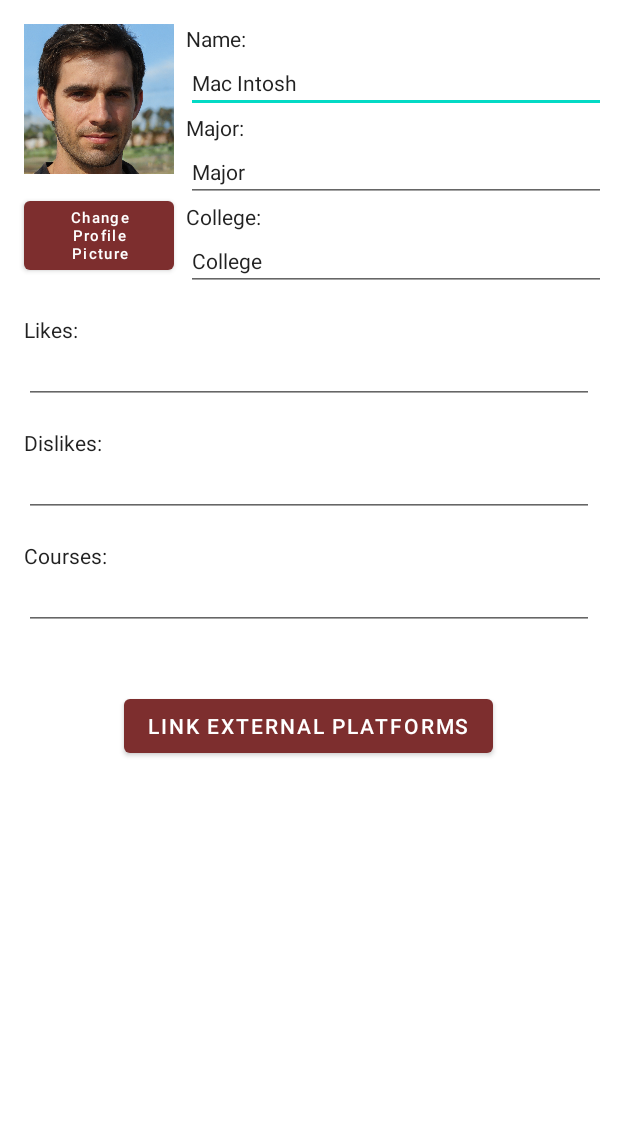
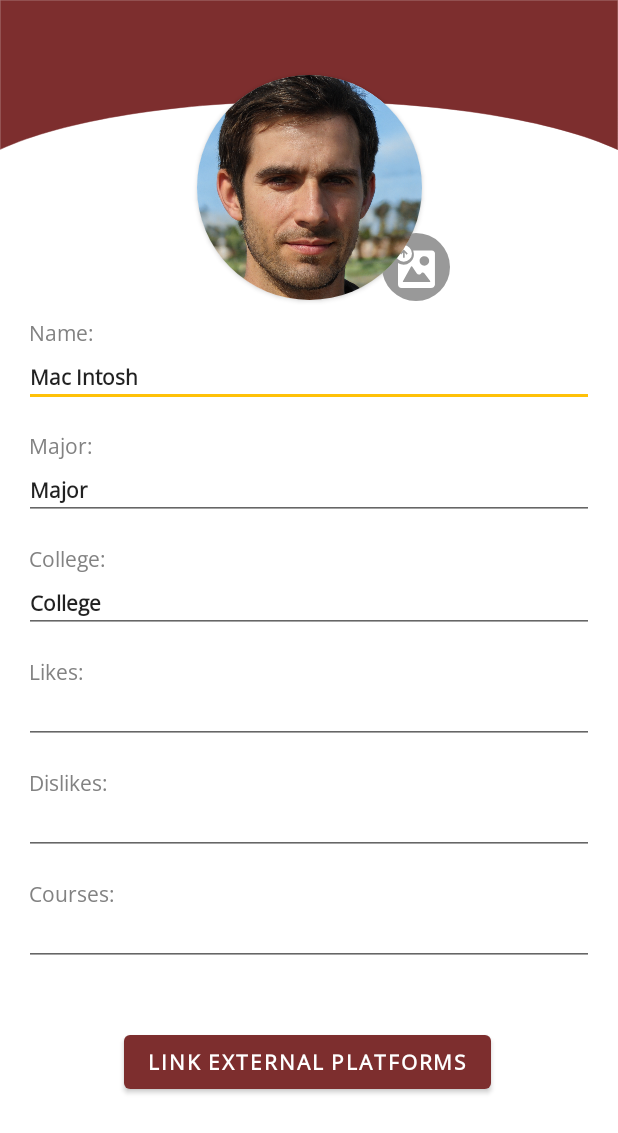
Before and after one commit to boswaldumn/csci5115-gopherbuddies, an Android app: the layout fragment_profile_settings.xml on its own in the app's theme, with its tools: preview values and no code run, on a phone screen of 412 x 824 dp. Shown: the top 1133 px of the screen. Run offline under Robolectric (Android 15) with nearby library versions, the phone set to English and light mode, and no system bars.

Commit message:
design changes to edit profile

```diff
--- /dev/null
+++ b/app/src/main/res/drawable/ic_img_upload.xml
@@ -0,0 +1,15 @@
+<vector xmlns:android="http://schemas.android.com/apk/res/android"
+    android:width="45dp"
+    android:height="45dp"
+    android:viewportWidth="177"
+    android:viewportHeight="177">
+  <path
+      android:pathData="M88.5,88.5m-88.5,0a88.5,88.5 0,1 1,177 0a88.5,88.5 0,1 1,-177 0"
+      android:fillColor="#999"/>
+  <path
+      android:pathData="M133.18,46.2a10.7,10.7 0,0 0,-3.91 -0.92c-15.74,-0.06 -31.47,0 -47.21,0 -0.3,0 -0.59,0 -1,0.09 3.95,11.91 1.9,22.47 -7.79,30.58s-20.37,8.2 -31.52,2.41c0,0.6 -0.08,1.12 -0.08,1.64q0,26.7 0,53.4c0,6.24 3.36,9.6 9.61,9.6h76.18c6.12,0 8.37,-1.6 10.34,-7.33L137.8,52C136.91,49.56 135.76,47.26 133.18,46.2ZM110.09,60.64A12.19,12.19 0,1 1,110.18 85c-7,0 -12.25,-5.42 -12.26,-12.68C97.91,66.09 103.55,60.68 110.09,60.64ZM125.49,126.82a2.3,2.3 0,0 1,-1.76 0.73l-8.48,0q-12.73,0 -25.46,0L56.44,127.55c-2.42,0 -2.81,-0.65 -1.63,-2.79Q64.88,106.52 75,88.26a1.1,1.1 0,0 0,0.15 -0.26c0.82,-2.19 2.74,-2 3.89,-0.2 3.62,5.73 7.45,11.33 11.21,17 2.86,4.3 7.42,4.73 11.1,1.07 0.71,-0.71 1.4,-1.45 2.15,-2.12 2,-1.73 4.35,-1.61 6,0.45q8,10.32 15.83,20.74A2.14,2.14 0,0 1,125.49 126.82Z"
+      android:fillColor="#fff"/>
+  <path
+      android:pathData="M78.08,53.46A21.43,21.43 0,1 0,56.65 74.88,21.42 21.42,0 0,0 78.08,53.46ZM54.44,51.12l-4.59,5.15 -3.23,-2.8 10,-10.69L67,53.45 64,56.5l-5,-5.52V64.14H54.84V51.31Z"
+      android:fillColor="#fff"/>
+</vector>
--- /dev/null
+++ b/app/src/main/res/drawable/ic_nav_find.xml
@@ -0,0 +1,12 @@
+<vector xmlns:android="http://schemas.android.com/apk/res/android"
+    android:width="28dp"
+    android:height="27dp"
+    android:viewportWidth="28"
+    android:viewportHeight="27">
+  <path
+      android:pathData="M27.1575,10.0487C27.0283,9.5744 26.7232,9.1774 26.2941,8.9351L18.1256,4.2641C17.6965,4.0218 17.2002,3.9548 16.7245,4.0837C16.2489,4.2126 15.8508,4.5168 15.6078,4.9447L14.517,6.8419V19.2618C14.517,20.5919 13.4313,21.6746 12.0974,21.6746H7.6874C7.7805,21.7571 7.8736,21.8344 7.9821,21.8963L16.1507,26.5673C16.5746,26.8096 17.0709,26.8766 17.5466,26.7477C18.0222,26.6188 18.4151,26.3146 18.6633,25.8867L26.9766,11.4407C27.2195,11.018 27.2816,10.523 27.1575,10.0487Z"
+      android:fillColor="#000000"/>
+  <path
+      android:pathData="M13.162,18.488V1.8354C13.162,0.8249 12.3348,0 11.3214,0H1.9018C0.8885,-0.0051 0.0613,0.8198 0.0613,1.8303V18.4828C0.0613,19.4985 0.8885,20.3182 1.9018,20.3182H11.3214C12.3348,20.3234 13.162,19.4985 13.162,18.488Z"
+      android:fillColor="#000000"/>
+</vector>
--- a/app/src/main/res/layout/fragment_myprofile.xml
+++ b/app/src/main/res/layout/fragment_myprofile.xml
@@ -169,11 +169,11 @@
 
             <Button
                 android:id="@+id/button_schedule"
-                android:layout_width="135dp"
+                android:layout_width="150dp"
                 android:layout_height="wrap_content"
                 android:layout_gravity="right"
                 android:layout_marginTop="12dp"
-                android:layout_marginEnd="48dp"
+                android:layout_marginEnd="30dp"
                 android:fontFamily="@font/open_sans"
                 android:text="Schedule"
                 android:textSize="16dp"
@@ -181,9 +181,9 @@
 
             <Button
                 android:id="@+id/buttonCourses"
-                android:layout_width="135dp"
+                android:layout_width="150dp"
                 android:layout_height="wrap_content"
-                android:layout_marginStart="48dp"
+                android:layout_marginStart="30dp"
                 android:layout_marginTop="12dp"
                 android:fontFamily="@font/open_sans"
                 android:text="Courses"
--- a/app/src/main/res/layout/fragment_profile_settings.xml
+++ b/app/src/main/res/layout/fragment_profile_settings.xml
@@ -10,132 +10,155 @@
     <androidx.constraintlayout.widget.ConstraintLayout
         android:id="@+id/constraintLayout"
         android:layout_width="match_parent"
-        android:layout_height="match_parent">
+        android:layout_height="wrap_content">
+
+        <Button
+            android:id="@+id/settingProfilePicButton"
+            android:layout_width="55dp"
+            android:layout_height="55dp"
+            android:layout_marginStart="150dp"
+            android:layout_marginTop="50dp"
+            android:background="#00FFFFFF"
+            android:elevation="10dp"
+            android:fontFamily="@font/open_sans"
+            android:textStyle="bold"
+            app:icon="@drawable/ic_img_upload"
+            app:iconGravity="textStart"
+            app:iconTintMode="multiply"
+            app:layout_constraintEnd_toEndOf="parent"
+            app:layout_constraintStart_toStartOf="parent"
+            app:layout_constraintTop_toBottomOf="@+id/divider8"
+            tools:iconPadding="0dp"
+            tools:ignore="SpeakableTextPresentCheck" />
+
+        <androidx.cardview.widget.CardView
+            android:layout_width="wrap_content"
+            android:layout_height="wrap_content"
+            android:layout_marginTop="50dp"
+            android:elevation="0dp"
+            app:cardCornerRadius="75dp"
+            app:layout_constraintEnd_toEndOf="parent"
+            app:layout_constraintStart_toStartOf="parent"
+            app:layout_constraintTop_toTopOf="parent">
 
             <ImageView
                 android:id="@+id/settingsProfilePic"
-        android:layout_width="100dp"
+                android:layout_width="150dp"
+                android:layout_height="150dp"
+                android:src="@drawable/my_profile_pic" />
+        </androidx.cardview.widget.CardView>
+
+        <View
+            android:id="@+id/divider8"
+            android:layout_width="match_parent"
             android:layout_height="100dp"
-        android:layout_marginStart="16dp"
-        android:layout_marginTop="16dp"
-        android:src="@drawable/my_profile_pic"
+            android:layout_marginTop="0dp"
+            android:background="@drawable/profilebg"
+            android:backgroundTint="#7D2E2E"
             app:layout_constraintStart_toStartOf="parent"
             app:layout_constraintTop_toTopOf="parent" />
 
-    <Button
-        android:id="@+id/settingProfilePicButton"
-        android:layout_width="0dp"
+        <EditText
+            android:id="@+id/editProfileName"
+            android:layout_width="380dp"
             android:layout_height="wrap_content"
             android:layout_marginStart="16dp"
-        android:layout_marginTop="4dp"
-        android:text="Change Profile Picture"
-        android:textAlignment="center"
-        android:textAllCaps="false"
-        android:textSize="10sp"
-        app:layout_constraintBottom_toBottomOf="@+id/editCollege"
-        app:layout_constraintEnd_toEndOf="@+id/settingsProfilePic"
-        app:layout_constraintStart_toStartOf="parent"
-        app:layout_constraintTop_toBottomOf="@+id/settingsProfilePic" />
-
-    <EditText
-        android:id="@+id/editCollege"
-        android:layout_width="0dp"
-        android:layout_height="wrap_content"
-        android:layout_marginStart="8dp"
-        android:layout_marginEnd="8dp"
             android:ems="10"
-        android:inputType="textPersonName"
-        android:text="College"
-        android:textSize="14sp"
-        app:layout_constraintEnd_toEndOf="parent"
-        app:layout_constraintHorizontal_bias="1.0"
-        app:layout_constraintStart_toEndOf="@+id/settingsProfilePic"
-        app:layout_constraintTop_toBottomOf="@+id/collegeLabel" />
-
-    <EditText
-        android:id="@+id/editProfileName"
-        android:layout_width="0dp"
-        android:layout_height="wrap_content"
-        android:layout_marginStart="8dp"
-        android:layout_marginEnd="8dp"
-        android:ems="10"
+            android:fontFamily="@font/open_sans"
             android:inputType="textPersonName"
             android:text="Mac Intosh"
             android:textSize="14sp"
-        app:layout_constraintEnd_toEndOf="parent"
-        app:layout_constraintHorizontal_bias="1.0"
-        app:layout_constraintStart_toEndOf="@+id/settingsProfilePic"
-        app:layout_constraintTop_toBottomOf="@+id/nameLabel" />
-
-    <EditText
-        android:id="@+id/editMajor"
-        android:layout_width="0dp"
-        android:layout_height="wrap_content"
-        android:layout_marginStart="8dp"
-        android:layout_marginEnd="8dp"
-        android:ems="10"
-        android:inputType="textPersonName"
-        android:text="Major"
-        android:textSize="14sp"
+            android:textStyle="bold"
             app:layout_constraintEnd_toEndOf="parent"
             app:layout_constraintHorizontal_bias="0.0"
-        app:layout_constraintStart_toEndOf="@+id/settingsProfilePic"
-        app:layout_constraintTop_toBottomOf="@+id/majorLabel" />
+            app:layout_constraintStart_toStartOf="parent"
+            app:layout_constraintTop_toBottomOf="@+id/nameLabel" />
 
         <TextView
             android:id="@+id/nameLabel"
             android:layout_width="wrap_content"
             android:layout_height="wrap_content"
-            android:layout_marginStart="8dp"
-            android:layout_marginTop="16dp"
+            android:layout_marginStart="19dp"
+            android:layout_marginTop="212dp"
+            android:fontFamily="@font/open_sans"
             android:labelFor="@id/editProfileName"
             android:text="Name:"
+            android:textColor="#828282"
             android:textSize="14sp"
-            app:layout_constraintStart_toEndOf="@+id/settingsProfilePic"
+            app:layout_constraintStart_toStartOf="parent"
             app:layout_constraintTop_toTopOf="parent" />
 
         <TextView
             android:id="@+id/majorLabel"
             android:layout_width="wrap_content"
             android:layout_height="wrap_content"
-            android:layout_marginStart="8dp"
+            android:layout_marginStart="19dp"
+            android:layout_marginTop="16dp"
+            android:fontFamily="@font/open_sans"
             android:labelFor="@id/editProfileName"
             android:text="Major:"
+            android:textColor="#828282"
             android:textSize="14sp"
-            app:layout_constraintStart_toEndOf="@+id/settingsProfilePic"
+            app:layout_constraintStart_toStartOf="parent"
             app:layout_constraintTop_toBottomOf="@+id/editProfileName" />
+
+        <EditText
+            android:id="@+id/editMajor"
+            android:layout_width="380dp"
+            android:layout_height="wrap_content"
+            android:layout_marginStart="16dp"
+            android:layout_marginTop="0dp"
+            android:ems="10"
+            android:fontFamily="@font/open_sans"
+            android:inputType="textPersonName"
+            android:text="Major"
+            android:textSize="14sp"
+            android:textStyle="bold"
+            app:layout_constraintEnd_toEndOf="parent"
+            app:layout_constraintHorizontal_bias="0.0"
+            app:layout_constraintStart_toStartOf="parent"
+            app:layout_constraintTop_toBottomOf="@+id/majorLabel" />
 
         <TextView
             android:id="@+id/collegeLabel"
             android:layout_width="wrap_content"
             android:layout_height="wrap_content"
-            android:layout_marginStart="8dp"
+            android:layout_marginStart="19dp"
+            android:layout_marginTop="16dp"
+            android:fontFamily="@font/open_sans"
             android:labelFor="@id/editProfileName"
             android:text="College:"
+            android:textColor="#828282"
             android:textSize="14sp"
-            app:layout_constraintStart_toEndOf="@+id/settingsProfilePic"
+            app:layout_constraintStart_toStartOf="parent"
             app:layout_constraintTop_toBottomOf="@+id/editMajor" />
 
-        <Button
-            android:id="@+id/linkPlatformsButton"
-            android:layout_width="wrap_content"
-            android:layout_height="48dp"
-            android:layout_marginBottom="40dp"
-            android:layout_marginTop="40dp"
-            android:text="Link External Platforms"
-            app:layout_constraintBottom_toBottomOf="parent"
+        <EditText
+            android:id="@+id/editCollege"
+            android:layout_width="0dp"
+            android:layout_height="wrap_content"
+            android:layout_marginStart="16dp"
+            android:layout_marginEnd="16dp"
+            android:ems="10"
+            android:fontFamily="@font/open_sans"
+            android:inputType="textPersonName"
+            android:text="College"
+            android:textSize="14sp"
+            android:textStyle="bold"
             app:layout_constraintEnd_toEndOf="parent"
-            app:layout_constraintHorizontal_bias="0.496"
+            app:layout_constraintHorizontal_bias="1.0"
             app:layout_constraintStart_toStartOf="parent"
-            app:layout_constraintTop_toBottomOf="@+id/editCourses" />
+            app:layout_constraintTop_toBottomOf="@+id/collegeLabel" />
 
         <TextView
             android:id="@+id/likesLabel"
             android:layout_width="wrap_content"
             android:layout_height="wrap_content"
-        android:layout_marginStart="16dp"
+            android:layout_marginStart="19dp"
             android:layout_marginTop="16dp"
+            android:fontFamily="@font/open_sans"
             android:text="Likes:"
+            android:textColor="#828282"
             app:layout_constraintStart_toStartOf="parent"
             app:layout_constraintTop_toBottomOf="@+id/editCollege" />
 
@@ -143,9 +166,11 @@
             android:id="@+id/dislikesLabel"
             android:layout_width="wrap_content"
             android:layout_height="wrap_content"
-        android:layout_marginStart="16dp"
+            android:layout_marginStart="19dp"
             android:layout_marginTop="16dp"
+            android:fontFamily="@font/open_sans"
             android:text="Dislikes:"
+            android:textColor="#828282"
             app:layout_constraintStart_toStartOf="parent"
             app:layout_constraintTop_toBottomOf="@+id/editLikes" />
 
@@ -153,9 +178,11 @@
             android:id="@+id/coursesLabel"
             android:layout_width="wrap_content"
             android:layout_height="wrap_content"
-            android:layout_marginStart="16dp"
+            android:layout_marginStart="19dp"
             android:layout_marginTop="16dp"
+            android:fontFamily="@font/open_sans"
             android:text="Courses:"
+            android:textColor="#828282"
             app:layout_constraintStart_toStartOf="parent"
             app:layout_constraintTop_toBottomOf="@+id/editDislikes" />
 
@@ -166,9 +193,11 @@
             android:layout_marginStart="16dp"
             android:layout_marginEnd="16dp"
             android:ems="10"
+            android:fontFamily="@font/open_sans"
             android:gravity="start|top"
             android:inputType="textMultiLine"
             android:textSize="14sp"
+            android:textStyle="bold"
             app:layout_constraintEnd_toEndOf="parent"
             app:layout_constraintStart_toStartOf="parent"
             app:layout_constraintTop_toBottomOf="@+id/likesLabel" />
@@ -180,9 +209,11 @@
             android:layout_marginStart="16dp"
             android:layout_marginEnd="16dp"
             android:ems="10"
+            android:fontFamily="@font/open_sans"
             android:gravity="start|top"
             android:inputType="textMultiLine"
             android:textSize="14sp"
+            android:textStyle="bold"
             app:layout_constraintEnd_toEndOf="parent"
             app:layout_constraintStart_toStartOf="parent"
             app:layout_constraintTop_toBottomOf="@+id/dislikesLabel" />
@@ -194,12 +225,30 @@
             android:layout_marginStart="16dp"
             android:layout_marginEnd="16dp"
             android:ems="10"
+            android:fontFamily="@font/open_sans"
             android:gravity="start|top"
             android:inputType="textMultiLine"
             android:textSize="14sp"
+            android:textStyle="bold"
             app:layout_constraintEnd_toEndOf="parent"
+            app:layout_constraintHorizontal_bias="0.0"
             app:layout_constraintStart_toStartOf="parent"
             app:layout_constraintTop_toBottomOf="@+id/coursesLabel" />
+
+        <Button
+            android:id="@+id/linkPlatformsButton"
+            android:layout_width="wrap_content"
+            android:layout_height="48dp"
+            android:layout_marginTop="40dp"
+            android:layout_marginBottom="40dp"
+            android:fontFamily="@font/open_sans"
+            android:text="Link External Platforms"
+            android:textStyle="bold"
+            app:layout_constraintBottom_toBottomOf="parent"
+            app:layout_constraintEnd_toEndOf="parent"
+            app:layout_constraintHorizontal_bias="0.496"
+            app:layout_constraintStart_toStartOf="parent"
+            app:layout_constraintTop_toBottomOf="@+id/editCourses" />
 
     </androidx.constraintlayout.widget.ConstraintLayout>
 
--- a/app/src/main/res/menu/bottom_nav_menu.xml
+++ b/app/src/main/res/menu/bottom_nav_menu.xml
@@ -8,7 +8,7 @@
 
     <item
         android:id="@+id/navigation_findspace"
-        android:icon="@drawable/ic_dashboard_black_24dp"
+        android:icon="@drawable/ic_nav_find"
         android:title="@string/title_findspace" />
 
     <item
--- a/app/src/main/res/values/themes.xml
+++ b/app/src/main/res/values/themes.xml
@@ -10,8 +10,8 @@
         <item name="colorPrimaryVariant">#511515</item>
         <item name="colorOnPrimary">@color/white</item>
         <!-- Secondary brand color. -->
-        <item name="colorSecondary">@color/teal_200</item>
-        <item name="colorSecondaryVariant">@color/teal_700</item>
+        <item name="colorSecondary">#FFC107</item>
+        <item name="colorSecondaryVariant">#FFC107</item>
         <item name="colorOnSecondary">@color/black</item>
         <!-- Status bar color. -->
         <item name="android:statusBarColor" tools:targetApi="l">?attr/colorPrimaryVariant</item>
```
Also changed, not shown: 1 other file. Lines whose indentation alone changed are shown as unchanged.
